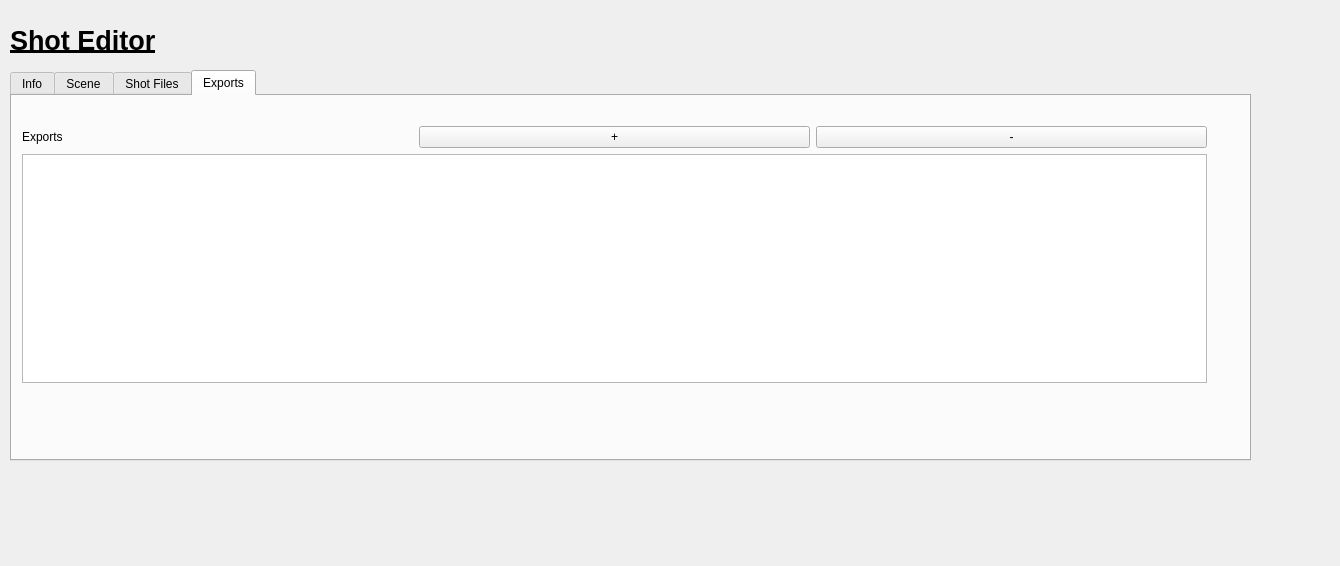
This is code/qt/VLTPipeline/ShotEditor.ui in vltmedia/VLTPipeline as Qt 5 draws it before an edit. The edited form follows.
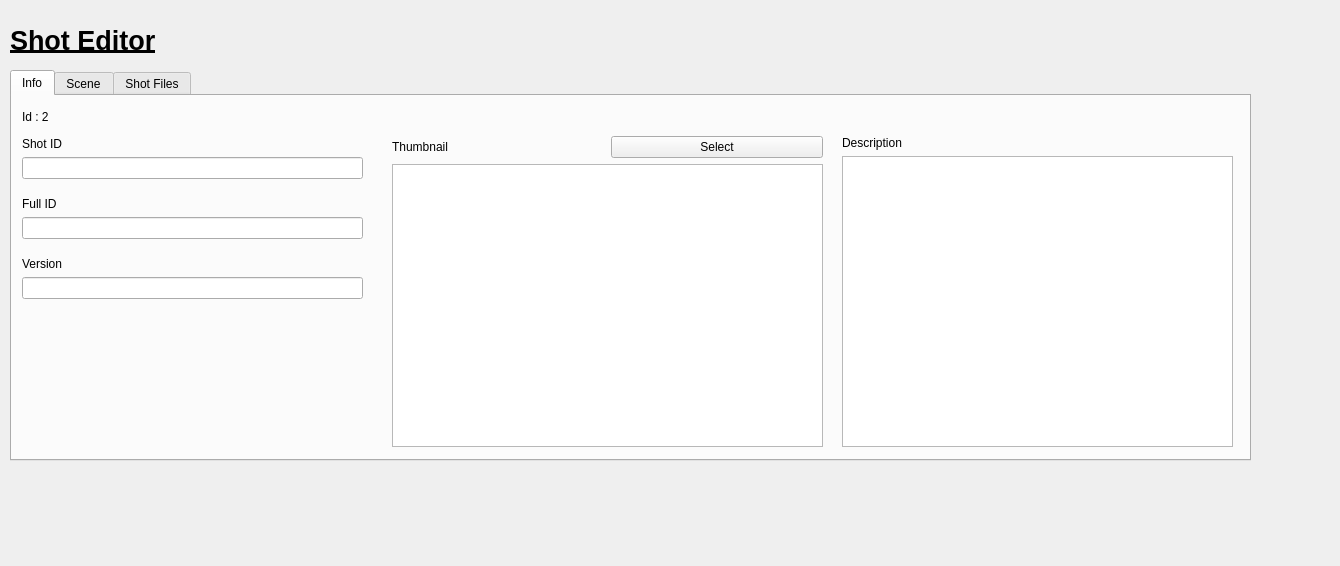
This is the edited form. The open tabs and pages were chosen to show the change.

Commit message: feature:Project editor Window working

Diff of the .ui file:
```diff
--- a/code/qt/VLTPipeline/ShotEditor.ui
+++ b/code/qt/VLTPipeline/ShotEditor.ui
@@ -247,51 +247,6 @@
      </layout>
     </widget>
    </widget>
-   <widget class="QWidget" name="tab">
-    <attribute name="title">
-     <string>Exports</string>
-    </attribute>
-    <widget class="QWidget" name="layoutWidget_6">
-     <property name="geometry">
-      <rect>
-       <x>10</x>
-       <y>30</y>
-       <width>1185</width>
-       <height>257</height>
-      </rect>
-     </property>
-     <layout class="QVBoxLayout" name="verticalLayout_6">
-      <item>
-       <layout class="QHBoxLayout" name="horizontalLayout_5">
-        <item>
-         <widget class="QLabel" name="label_10">
-          <property name="text">
-           <string>Exports</string>
-          </property>
-         </widget>
-        </item>
-        <item>
-         <widget class="QPushButton" name="pushButtonClientsAdd_2">
-          <property name="text">
-           <string>+</string>
-          </property>
-         </widget>
-        </item>
-        <item>
-         <widget class="QPushButton" name="pushButtonClientsMinus_2">
-          <property name="text">
-           <string>-</string>
-          </property>
-         </widget>
-        </item>
-       </layout>
-      </item>
-      <item>
-       <widget class="QTableView" name="tableViewClients_2"/>
-      </item>
-     </layout>
-    </widget>
-   </widget>
   </widget>
   <widget class="QLabel" name="label">
    <property name="geometry">
```
The commit also changes 9 other files.
